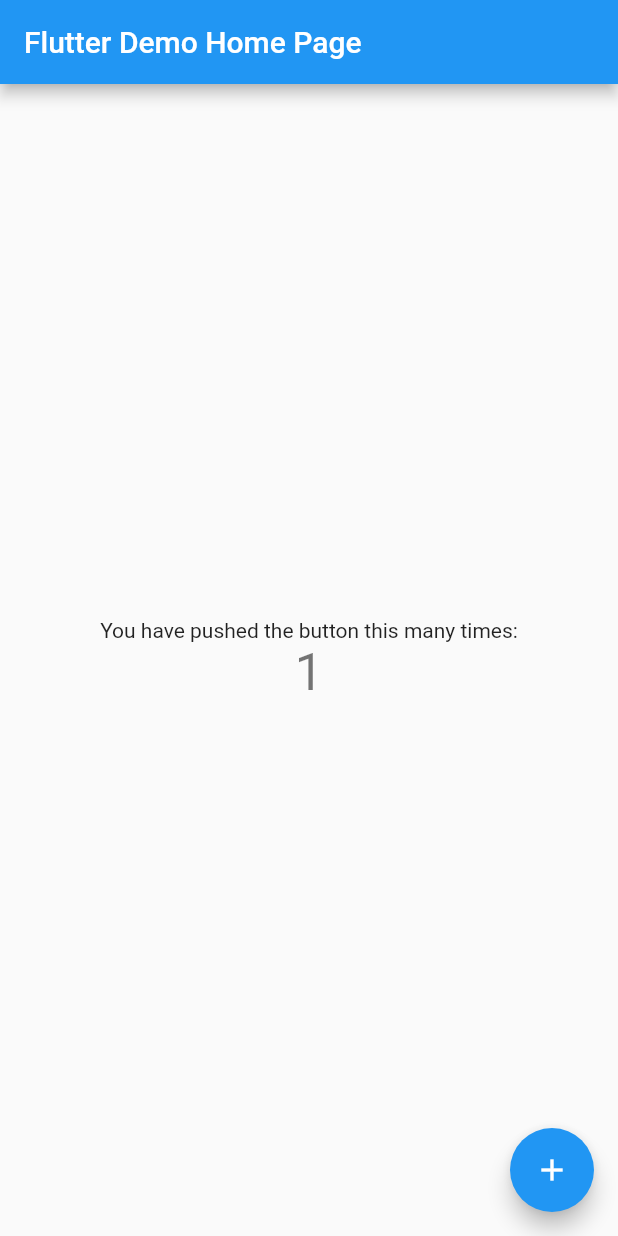
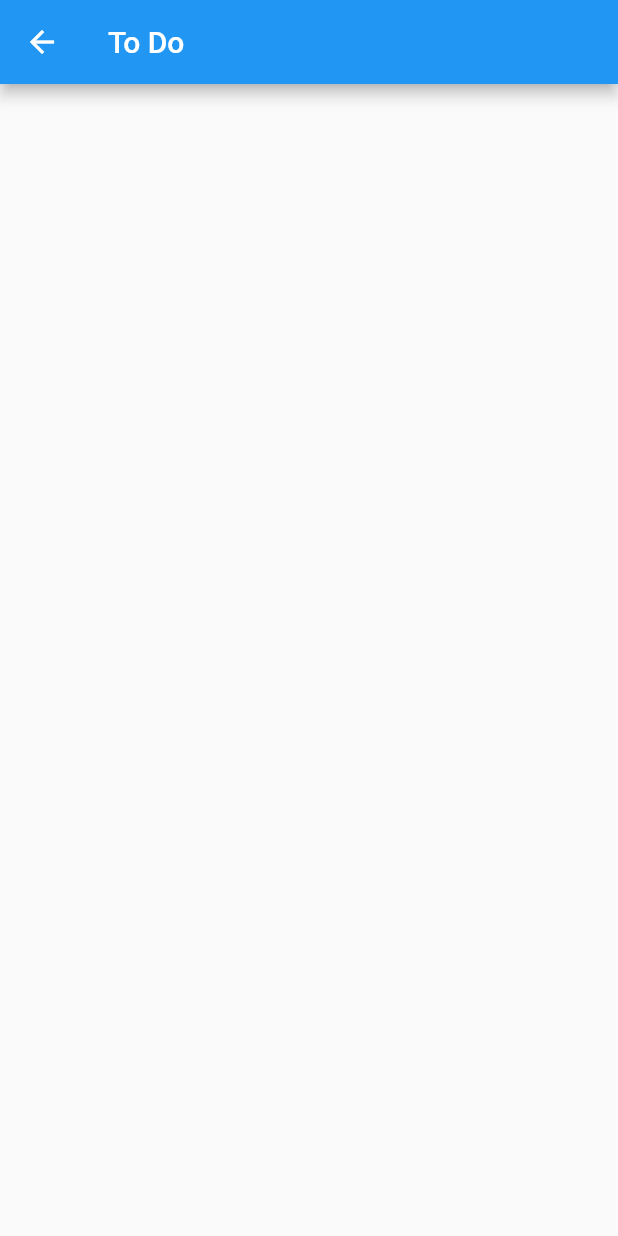
Before and after one commit to MayMyatNoe3010/to_do, a Flutter app: the screen it shows after launch, after a tap on the "add" icon, on a phone screen of 412 x 824 dp. Run offline on Flutter 3.47's test engine with Material 2 defaults, Android fonts, the phone set to English and light mode, and no system bars.

Commit message:
Add HomePage

```diff
--- /dev/null
+++ b/lib/domain/use_case/home_use_case.dart
@@ -0,0 +1,5 @@
+abstract class Home{
+  getToDoList();
+  addToDo();
+  editToDo();
+}
--- a/lib/main.dart
+++ b/lib/main.dart
@@ -1,7 +1,14 @@
-giimport 'package:flutter/material.dart';
+import 'package:flutter/material.dart';
+import 'package:provider/provider.dart';
+import 'package:to_do/provider/to_do_task_provider.dart';
+import 'package:to_do/ui/pages/home_page.dart';
 
 void main() {
-  runApp(const MyApp());
+  runApp(
+    MultiProvider(providers: [
+      ToDoTaskProvider().deliverProvider(),
+    ], child: MyApp()),
+  );
 }
 
 class MyApp extends StatelessWidget {
@@ -13,103 +20,9 @@ class MyApp extends StatelessWidget {
     return MaterialApp(
       title: 'Flutter Demo',
       theme: ThemeData(
-        // This is the theme of your application.
-        //
-        // Try running your application with "flutter run". You'll see the
-        // application has a blue toolbar. Then, without quitting the app, try
-        // changing the primarySwatch below to Colors.green and then invoke
-        // "hot reload" (press "r" in the console where you ran "flutter run",
-        // or simply save your changes to "hot reload" in a Flutter IDE).
-        // Notice that the counter didn't reset back to zero; the application
-        // is not restarted.
         primarySwatch: Colors.blue,
       ),
-      home: const MyHomePage(title: 'Flutter Demo Home Page'),
+      home: HomePage(),
     );
   }
 }
-
-class MyHomePage extends StatefulWidget {
-  const MyHomePage({super.key, required this.title});
-
-  // This widget is the home page of your application. It is stateful, meaning
-  // that it has a State object (defined below) that contains fields that affect
-  // how it looks.
-
-  // This class is the configuration for the state. It holds the values (in this
-  // case the title) provided by the parent (in this case the App widget) and
-  // used by the build method of the State. Fields in a Widget subclass are
-  // always marked "final".
-
-  final String title;
-
-  @override
-  State<MyHomePage> createState() => _MyHomePageState();
-}
-
-class _MyHomePageState extends State<MyHomePage> {
-  int _counter = 0;
-
-  void _incrementCounter() {
-    setState(() {
-      // This call to setState tells the Flutter framework that something has
-      // changed in this State, which causes it to rerun the build method below
-      // so that the display can reflect the updated values. If we changed
-      // _counter without calling setState(), then the build method would not be
-      // called again, and so nothing would appear to happen.
-      _counter++;
-    });
-  }
-
-  @override
-  Widget build(BuildContext context) {
-    // This method is rerun every time setState is called, for instance as done
-    // by the _incrementCounter method above.
-    //
-    // The Flutter framework has been optimized to make rerunning build methods
-    // fast, so that you can just rebuild anything that needs updating rather
-    // than having to individually change instances of widgets.
-    return Scaffold(
-      appBar: AppBar(
-        // Here we take the value from the MyHomePage object that was created by
-        // the App.build method, and use it to set our appbar title.
-        title: Text(widget.title),
-      ),
-      body: Center(
-        // Center is a layout widget. It takes a single child and positions it
-        // in the middle of the parent.
-        child: Column(
-          // Column is also a layout widget. It takes a list of children and
-          // arranges them vertically. By default, it sizes itself to fit its
-          // children horizontally, and tries to be as tall as its parent.
-          //
-          // Invoke "debug painting" (press "p" in the console, choose the
-          // "Toggle Debug Paint" action from the Flutter Inspector in Android
-          // Studio, or the "Toggle Debug Paint" command in Visual Studio Code)
-          // to see the wireframe for each widget.
-          //
-          // Column has various properties to control how it sizes itself and
-          // how it positions its children. Here we use mainAxisAlignment to
-          // center the children vertically; the main axis here is the vertical
-          // axis because Columns are vertical (the cross axis would be
-          // horizontal).
-          mainAxisAlignment: MainAxisAlignment.center,
-          children: <Widget>[
-            const Text(
-              'You have pushed the button this many times:',
-            ),
-            Text(
-              '$_counter',
-              style: Theme.of(context).textTheme.headline4,
-            ),
-          ],
-        ),
-      ),
-      floatingActionButton: FloatingActionButton(
-        onPressed: _incrementCounter,
-        tooltip: 'Increment',
-        child: const Icon(Icons.add),
-      ), // This trailing comma makes auto-formatting nicer for build methods.
-    );
-  }
-}
--- /dev/null
+++ b/lib/provider/base/base_presenter.dart
@@ -0,0 +1,16 @@
+import 'package:flutter/material.dart';
+import 'package:provider/provider.dart';
+
+class BasePresenter extends ChangeNotifier{
+
+    deliverProvider() {
+        //todo implement change notifier provider
+    }
+
+    makeProvider<T extends ChangeNotifier>(T t) {
+        return ChangeNotifierProvider(create: (_) =>t);
+    }
+
+
+
+}
--- /dev/null
+++ b/lib/route_manager.dart
@@ -0,0 +1,13 @@
+import 'package:flutter/material.dart';
+
+class RouteManager {
+
+  static goToAndRemoveBackStack(BuildContext context, Widget widgetPage){
+    Navigator.of(context).pushAndRemoveUntil(MaterialPageRoute(builder: (context) => widgetPage), (route) => false);
+  }
+
+  static goTo(BuildContext context, Widget widgetPage){
+    Navigator.of(context).push(MaterialPageRoute(builder: (context)=>widgetPage));
+  }
+
+}
--- /dev/null
+++ b/lib/ui/pages/home_page.dart
@@ -0,0 +1,74 @@
+import 'package:flutter/material.dart';
+import 'package:flutter/widgets.dart';
+import 'package:provider/provider.dart';
+import 'package:to_do/provider/to_do_task_provider.dart';
+import 'package:to_do/route_manager.dart';
+import 'package:to_do/ui/pages/view/home_view.dart';
+
+import '../../provider/base/api_state_wrapper.dart';
+import '../widgets/home_list_view_widget.dart';
+import 'new_task_page.dart';
+
+class HomePage extends StatelessWidget implements HomeView{
+  const HomePage({super.key});
+
+  @override
+  Widget build(BuildContext context) {
+    return Scaffold(
+      body: SafeArea(
+        child: getConsumer(context),
+      ),
+
+      floatingActionButton: FloatingActionButton(
+        onPressed: (){
+          goToNewTaskPage(context);
+        },
+        tooltip: 'AddNewTodo',
+        child: const Icon(Icons.add),
+      ),
+
+    );
+  }
+
+  getConsumer(BuildContext context) {
+    return Consumer<ToDoTaskProvider>(builder: (context, vm, child){
+      switch(vm.todoAPIState.apiState){
+        case APIState.idle: return getHomeWidget();
+        case APIState.loading: return showLoading(context);
+        case APIState.error: return showError(context);
+        default: return getHomeWidget();
+      }
+    });
+  }
+
+  getHomeWidget(){
+    return HomeListViewWidget(todoList: [],);
+
+  }
+
+
+
+
+
+
+  @override
+  void goToNewTaskPage(BuildContext context) {
+    RouteManager.goTo(context, NewTaskPage());
+  }
+
+  @override
+  Widget showError(BuildContext context) {
+    // TODO: implement showError
+    throw UnimplementedError();
+  }
+
+  @override
+  Widget showLoading(BuildContext context) {
+    // TODO: implement showLoading
+    throw UnimplementedError();
+  }
+
+  @override
+  void editTask(BuildContext context) {
+    // TODO: implement editTask
+  }}
--- /dev/null
+++ b/lib/ui/pages/new_task_page.dart
@@ -0,0 +1,16 @@
+import 'package:flutter/material.dart';
+
+class NewTaskPage extends StatelessWidget {
+
+  @override
+  Widget build(BuildContext context) {
+    return Scaffold(
+      appBar: AppBar(
+        title: Text('To Do'),
+      ),
+      body: SafeArea(
+        child: Center(),
+      ),
+    );
+  }
+}
--- a/pubspec.yaml
+++ b/pubspec.yaml
@@ -36,6 +36,7 @@ dependencies:
   # The following adds the Cupertino Icons font to your application.
   # Use with the CupertinoIcons class for iOS style icons.
   cupertino_icons: ^1.0.2
+  provider: ^6.0.4
 
 dev_dependencies:
   flutter_test:
```
Also changed, not shown: lib/domain/model/to_do.dart (added, +8 -0 lines), lib/provider/base/api_state_wrapper.dart (added, +35 -0 lines), lib/provider/base/viewmodel_factory.dart (added, +7 -0 lines), lib/provider/to_do_task_provider.dart (added, +32 -0 lines), lib/ui/pages/view/home_view.dart (added, +9 -0 lines), lib/ui/widgets/home_list_view_widget.dart (added, +32 -0 lines), lib/ui/widgets/loading_widget.dart (added, +24 -0 lines), lib/ui/widgets/error_widget.dart (added), pubspec.lock.
